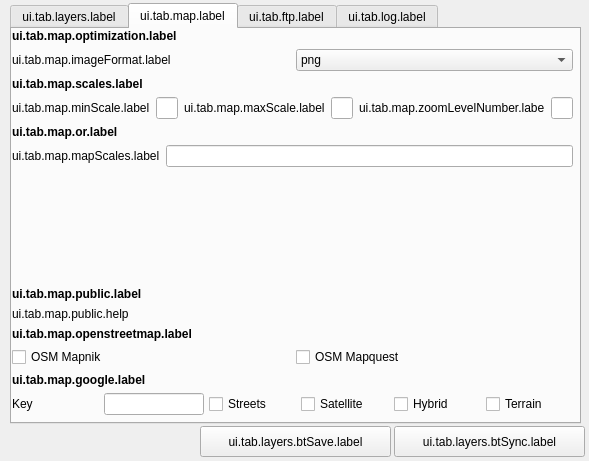
3liz/lizmap-plugin, file ui_lizmap.ui: the form before one commit.
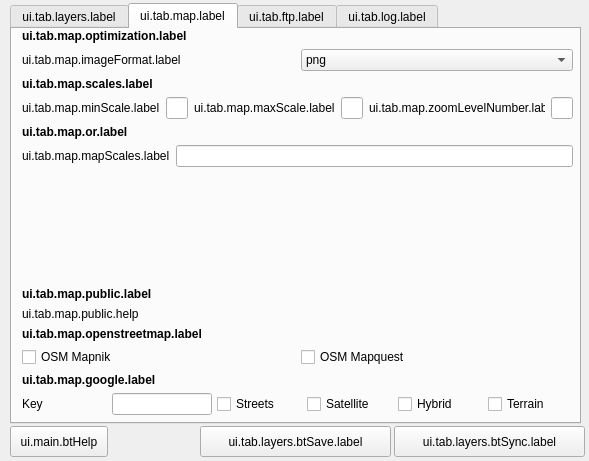
The form after the commit. The open tabs and pages were chosen to show the change.

Commit message: Help and about dialog integrated in the plugin Menu

The edit to the form file:
```diff
--- a/ui_lizmap.ui
+++ b/ui_lizmap.ui
@@ -154,9 +154,9 @@
     <widget class="QWidget" name="verticalLayoutWidget_2">
      <property name="geometry">
       <rect>
-       <x>0</x>
+       <x>10</x>
        <y>0</y>
-       <width>561</width>
+       <width>551</width>
        <height>386</height>
       </rect>
      </property>
@@ -710,6 +710,19 @@
     <string>ui.tab.layers.btSync.label</string>
    </property>
   </widget>
+  <widget class="QPushButton" name="btHelp">
+   <property name="geometry">
+    <rect>
+     <x>10</x>
+     <y>426</y>
+     <width>98</width>
+     <height>31</height>
+    </rect>
+   </property>
+   <property name="text">
+    <string>ui.main.btHelp</string>
+   </property>
+  </widget>
  </widget>
  <tabstops>
   <tabstop>tabWidget</tabstop>
```
Left out of the diff: 2 changed lines with no effect on the pictures. The commit also changes 16 other files.
